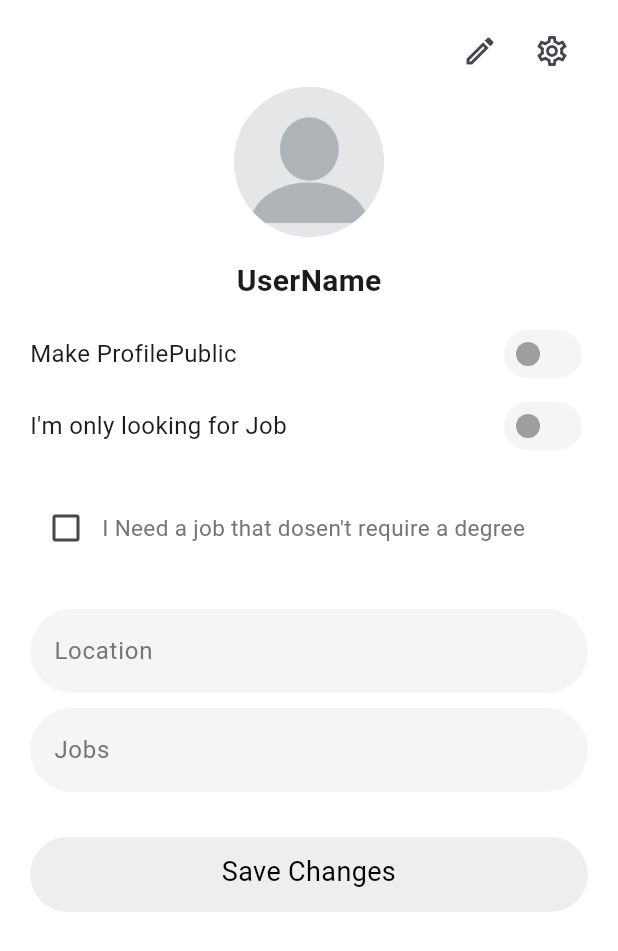
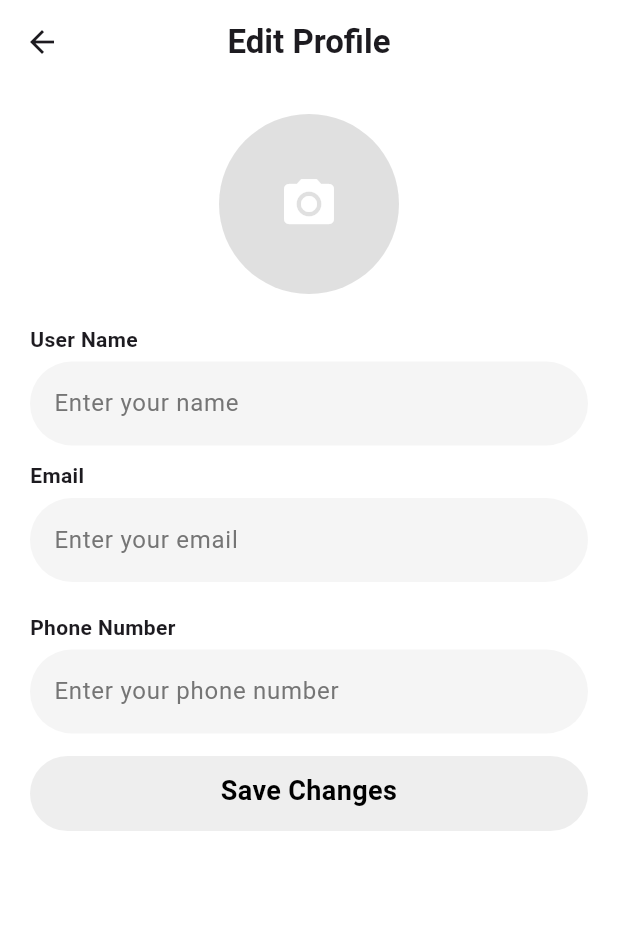
Before and after one commit to scopesWriter/Job-Sky-Flutter, a Flutter app: the ProfileScreen screen opened directly, after a tap on the "edit" icon, on a phone screen of 412 x 824 dp. Shown: the top 951 px of the screen. Run offline on Flutter 3.47's test engine with Material 3 defaults, Android fonts, the phone set to English and light mode, and no system bars; our stand-ins replace firebase_core, flutter_riverpod, image_picker, permission_handler; accounts and stored records are empty.

Commit message:
add feature get photo from gallery , add edit profile screen

```diff
--- a/lib/providers/home_provider.dart
+++ b/lib/providers/home_provider.dart
@@ -12,7 +12,12 @@ final isOnlyForJobProvider = StateProvider<bool>((ref) => false);
 final isUnDegreeProvider = StateProvider<bool>((ref) => false);
 final locationProvider = StateProvider<TextEditingController>((ref) => TextEditingController());
 final jobsProvider = StateProvider<TextEditingController>((ref) => TextEditingController());
+final imagePathProvider = StateProvider<String>((ref) => '');
 
 //Home Screen
+final cardIndexProvider = StateProvider<int>((ref) => 0);
 
-final cardIndexProvider = StateProvider<int>((ref) => 0);
+
+//Edit Profile Screen
+
+final profilePicPathProvider = StateProvider<String>((ref) => '');
--- /dev/null
+++ b/lib/views/home/edit_profile_screen.dart
@@ -0,0 +1,130 @@
+import 'dart:io';
+import 'package:flutter/material.dart';
+import 'package:flutter_riverpod/flutter_riverpod.dart';
+import 'package:job_sky/providers/home_provider.dart';
+import 'package:job_sky/widgets/custom_buttons.dart';
+import '../../widgets/custom_textfield.dart';
+import 'external_functions/pick_picture_functions.dart';
+
+class EditProfileScreen extends ConsumerWidget {
+  const EditProfileScreen({super.key});
+
+  @override
+  Widget build(BuildContext context, WidgetRef ref) {
+    final imagePath = ref.watch(profilePicPathProvider);
+    final userName = TextEditingController();
+    final email = TextEditingController();
+    final phone = TextEditingController();
+
+    return GestureDetector(
+      onTap: () {
+        FocusManager.instance.primaryFocus?.unfocus();
+      },
+      child: Scaffold(
+        appBar: AppBar(
+          backgroundColor: Colors.transparent,
+          title: Text(
+            'Edit Profile',
+            style: TextStyle(fontWeight: FontWeight.bold),
+          ),
+          centerTitle: true,
+        ),
+        body: SafeArea(
+          child: Padding(
+            padding: EdgeInsets.symmetric(vertical: 20, horizontal: 20),
+            child: SingleChildScrollView(
+              child: Column(
+                crossAxisAlignment: CrossAxisAlignment.start,
+                children: [
+                  //Profile Picture
+                  Align(
+                    alignment: Alignment.center,
+                    child: GestureDetector(
+                      onTap: () async {
+                        if (await requestPermission(context) == true) {
+                          final picked = await pickImage();
+                          if (picked.isNotEmpty) {
+                            ref.read(profilePicPathProvider.notifier).state =
+                                picked;
+                            print('✅ Updated image path: $picked');
+                          } else {
+                            print('⚠️ No image picked');
+                          }
+                        } else {
+                          print('❌ Permission denied or cancelled');
+                        }
+                      },
+
+                      child:
+                          imagePath != ''
+                              ? ClipOval(
+                                child: Image.file(
+                                  File(imagePath),
+                                  width: 120,
+                                  height: 120,
+                                  fit: BoxFit.cover,
+                                ),
+                              )
+                              : CircleAvatar(
+                                radius: 60,
+                                backgroundColor: Colors.grey[300],
+                                child: Icon(
+                                  Icons.camera_alt,
+                                  size: 40,
+                                  color: Colors.white,
+                                ),
+                              ),
+                    ),
+                  ),
+                  SizedBox(height: 20),
+                  //User Name
+                  Text(
+                    'User Name',
+                    style: TextStyle(fontWeight: FontWeight.bold),
+                  ),
+                  SizedBox(height: 5),
+                  CustomTextField(
+                    label: 'Enter your name',
+                    controller: userName,
+                    keyboardType: TextInputType.text,
+                  ),
+                  SizedBox(height: 10),
+                  //Email
+                  Text('Email', style: TextStyle(fontWeight: FontWeight.bold)),
+                  SizedBox(height: 5),
+                  CustomTextField(
+                    label: 'Enter your email',
+                    controller: email,
+                    keyboardType: TextInputType.emailAddress,
+                  ),
+                  SizedBox(height: 20),
+                  //Phone number
+                  Text(
+                    'Phone Number',
+                    style: TextStyle(fontWeight: FontWeight.bold),
+                  ),
+                  SizedBox(height: 5),
+                  CustomTextField(
+                    label: 'Enter your phone number',
+                    controller: phone,
+                    keyboardType: TextInputType.phone,
+                  ),
+                  //Save Button
+                  SizedBox(height: 15),
+                  CustomButton(
+                    buttonName: "Save Changes",
+                    onTap: () {
+                      print('user name is: ${userName.text}');
+                      print('email is: ${email.text}');
+                      print('phone is: ${phone.text}');
+                    },
+                  ),
+                ],
+              ),
+            ),
+          ),
+        ),
+      ),
+    );
+  }
+}
--- a/lib/views/home/home_screen.dart
+++ b/lib/views/home/home_screen.dart
@@ -62,7 +62,7 @@ class HomeScreens extends ConsumerWidget {
     makeCard();
     final PageController _pageController = PageController();
 
-    int _currentIndex = ref.watch(cardIndexProvider);
+    final int _currentIndex = ref.watch(cardIndexProvider);
 
     void _goNext() {
       if (_currentIndex < cards.length - 1) {
--- a/lib/views/home/profile_screen.dart
+++ b/lib/views/home/profile_screen.dart
@@ -1,23 +1,25 @@
+import 'dart:io';
 import 'package:flutter/material.dart';
 import 'package:flutter_riverpod/flutter_riverpod.dart';
 import 'package:job_sky/core/theme/app_colors.dart';
+import 'package:job_sky/views/home/edit_profile_screen.dart';
 import 'package:job_sky/widgets/custom_buttons.dart';
 import 'package:job_sky/widgets/custom_textfield.dart';
-
 import '../../providers/home_provider.dart';
 import '../settings/setting_screen.dart';
+import 'external_functions/pick_picture_functions.dart';
 
 class ProfileScreen extends ConsumerWidget {
   const ProfileScreen({super.key});
 
   @override
   Widget build(BuildContext context, WidgetRef ref) {
-
     final isPublic = ref.watch(isPublicProvider);
     final isOnlyForJob = ref.watch(isOnlyForJobProvider);
     final isUnDegree = ref.watch(isUnDegreeProvider);
     final location = ref.watch(locationProvider);
     final jobs = ref.watch(jobsProvider);
+    final imagePath = ref.watch(imagePathProvider);
 
     return GestureDetector(
       // Dismisses keyboard
@@ -28,28 +30,71 @@ class ProfileScreen extends ConsumerWidget {
         body: SafeArea(
           child: Padding(
             padding: const EdgeInsets.symmetric(horizontal: 20, vertical: 10),
-            child: SingleChildScrollView(child: Column(
+            child: SingleChildScrollView(
+              child: Column(
                 children: [
                   //Top Bar Buttons
                   Row(
                     mainAxisAlignment: MainAxisAlignment.end,
                     children: [
-                    IconButton(onPressed: () {}, icon: Icon(Icons.edit_outlined)),
                       IconButton(
                         onPressed: () {
-                      Navigator.push(context, MaterialPageRoute(builder: (context) => SettingScreen()));
+                          Navigator.push(
+                            context,
+                            MaterialPageRoute(
+                              builder: (context) => EditProfileScreen(),
+                            ),
+                          );
                         },
-                    icon: Icon(Icons.settings_outlined)),
+                        icon: Icon(Icons.edit_outlined),
+                      ),
+                      IconButton(
+                        onPressed: () {
+                          Navigator.push(
+                            context,
+                            MaterialPageRoute(
+                              builder: (context) => SettingScreen(),
+                            ),
+                          );
+                        },
+                        icon: Icon(Icons.settings_outlined),
+                      ),
                     ],
                   ),
                   //Profile Picture
                   GestureDetector(
-                  onTap: () {
-                    print('Image tapped');
+                    onTap: () async {
+                      if (await requestPermission(context) == true) {
+                        final picked = await pickImage();
+                        if (picked.isNotEmpty) {
+                          ref.read(imagePathProvider.notifier).state = picked;
+                          print('✅ Updated image path: $picked');
+                        } else {
+                          print('⚠️ No image picked');
+                        }
+                      } else {
+                        print('❌ Permission denied or cancelled');
+                      }
                     },
-                  child: CircleAvatar(
-                    backgroundImage: AssetImage('assets/images/no_image.png'),
-                    radius: 50,
+
+                    child:
+                        imagePath != ''
+                            ? ClipOval(
+                              child: Image.file(
+                                File(imagePath),
+                                width: 120,
+                                height: 120,
+                                fit: BoxFit.cover,
+                              ),
+                            )
+                            : CircleAvatar(
+                              radius: 60,
+                              backgroundColor: Colors.grey[300],
+                              child: Icon(
+                                Icons.camera_alt,
+                                size: 40,
+                                color: Colors.white,
+                              ),
                             ),
                   ),
                   SizedBox(height: 15),
@@ -62,7 +107,10 @@ class ProfileScreen extends ConsumerWidget {
                   SizedBox(height: 10),
                   Row(
                     children: [
-                    Text('Make ProfilePublic', style: TextStyle(fontSize: 16)),
+                      Text(
+                        'Make ProfilePublic',
+                        style: TextStyle(fontSize: 16),
+                      ),
                       Spacer(),
                       Switch(
                         activeTrackColor: AppColors.authButtonColor,
@@ -82,8 +130,10 @@ class ProfileScreen extends ConsumerWidget {
                   //Only Looking for Job Switch
                   Row(
                     children: [
-                    Text( isOnlyForJob ? 'I\'m looking for Job and know the job' :
-                      'I\'m only looking for Job',
+                      Text(
+                        isOnlyForJob
+                            ? 'I\'m looking for Job and know the job'
+                            : 'I\'m only looking for Job',
                         style: TextStyle(fontSize: 16),
                       ),
                       Spacer(),
@@ -112,7 +162,8 @@ class ProfileScreen extends ConsumerWidget {
                         checkColor: Colors.white,
                         value: isUnDegree,
                         onChanged: (isUnDegree) {
-                        ref.read(isUnDegreeProvider.notifier).state = isUnDegree!;
+                          ref.read(isUnDegreeProvider.notifier).state =
+                              isUnDegree!;
                           print('isUnDegree: $isUnDegree');
                         },
                       ),
@@ -129,18 +180,21 @@ class ProfileScreen extends ConsumerWidget {
                   CustomTextField(label: 'Location', controller: location),
                   SizedBox(height: 10),
                   CustomTextField(label: 'Jobs', controller: jobs),
-                SizedBox(height: 30,),
+                  SizedBox(height: 30),
                   //Save Button
-                CustomButton(buttonName: 'Save Changes', onTap: () {
+                  CustomButton(
+                    buttonName: 'Save Changes',
+                    onTap: () {
                       print('isPublic: $isPublic');
                       print('isOnlyForJob: $isOnlyForJob');
                       print('isUnDegree: $isUnDegree');
                       print('location: ${location.text}');
                       print('jobs: ${jobs.text}');
-                })
+                    },
+                  ),
                 ],
               ),
-            )
+            ),
           ),
         ),
       ),
--- a/lib/views/settings/contact_us_screen.dart
+++ b/lib/views/settings/contact_us_screen.dart
@@ -66,7 +66,7 @@ class ContactUsScreen extends StatelessWidget {
                   ),
                   SizedBox(height: 15),
                   CustomButton(
-                    buttonName: 'Send code',
+                    buttonName: 'Send feedback',
                     backgroundColor: AppColors.authButtonColor,
                     foregroundColor: Colors.white,
                     onTap: () {
--- a/lib/widgets/custom_buttons.dart
+++ b/lib/widgets/custom_buttons.dart
@@ -35,6 +35,7 @@ class CustomButton extends StatelessWidget {
             style: TextStyle(
               color: foregroundColor,
               fontSize: 18,
+              fontWeight: FontWeight.bold
             ),
           ),
         ),
--- a/pubspec.yaml
+++ b/pubspec.yaml
@@ -16,6 +16,8 @@ dependencies:
   cloud_firestore: ^5.6.6
   flutter_riverpod: ^2.6.1
   flutter_card_swiper: ^7.0.2
+  image_picker: ^1.1.2
+  permission_handler: ^11.4.0
 
 
 dev_dependencies:
```
Also changed, not shown: lib/views/home/external_functions/pick_picture_functions.dart (added, +26 -0 lines), lib/widgets/custom_alert.dart (added, +33 -0 lines), pubspec.lock. Lines whose indentation alone changed are shown as unchanged.
